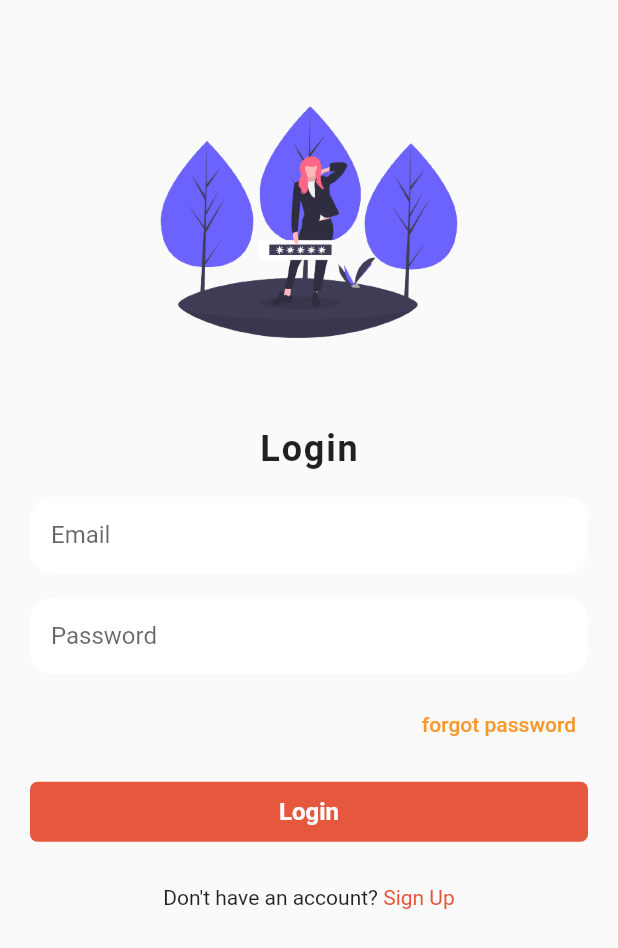
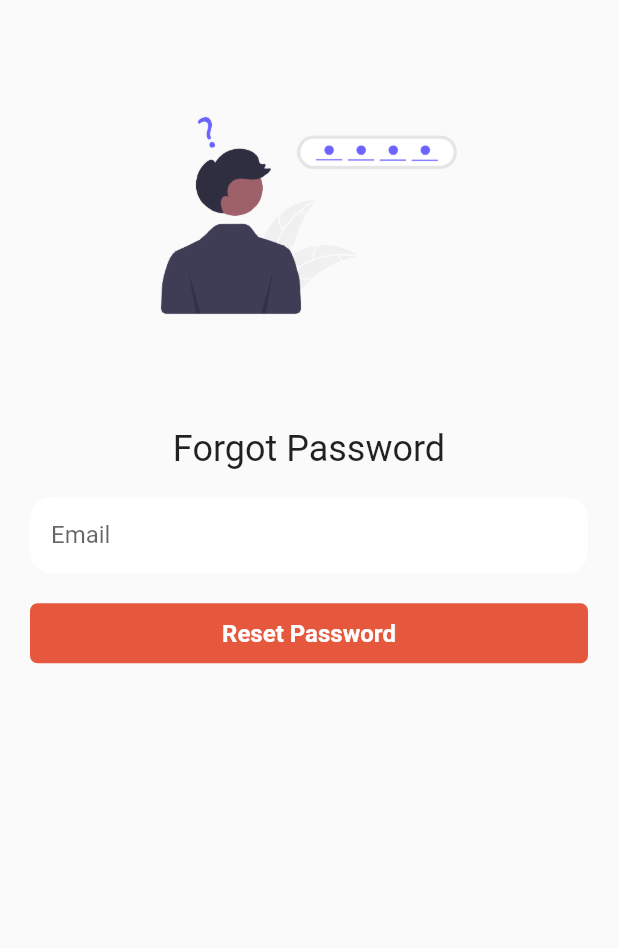
Before and after one commit to RCharlotte/courses_app, a Flutter app: the screen it shows after launch, after a tap on "forgot password", on a phone screen of 412 x 824 dp. Shown: the top 948 px of the screen. Run offline on Flutter 3.47's test engine with Material 2 defaults, Android fonts, the phone set to English and light mode, and no system bars; our stand-ins replace get; missing offline and left inert: dart:html.

Commit message:
commit 2

```diff
--- a/lib/ui/forgot_pass.dart
+++ b/lib/ui/forgot_pass.dart
@@ -0,0 +1,77 @@
+import 'package:flutter/material.dart';
+import 'package:get/get.dart';
+
+import 'widgets/btn.dart';
+import 'widgets/txt_field.dart';
+
+class forgotPass extends StatelessWidget {
+  const forgotPass ({ Key? key }) : super(key: key);
+
+  @override
+  Widget build(BuildContext context) {
+    return Scaffold(
+
+      body: Container(
+        width: Get.size.width ,
+        height: MediaQuery.of(context).size.height ,
+        padding: EdgeInsets.all(20) ,
+        child: SingleChildScrollView(
+          child: Column(
+
+            children: [
+
+               //adding image
+              Container(
+                height: Get.size.height *.3,
+                width:  Get.size.height *.3,
+                decoration: BoxDecoration(image: DecorationImage(image: AssetImage("images/forgotpass2.png"))),
+              ),
+
+              //adding space
+
+
+              SizedBox(
+                height: 18,
+                ),
+
+              //Text
+
+              Text("Forgot Password", style: Theme.of(context).textTheme.headline5!.copyWith()),
+
+
+              //adding space
+              SizedBox( height: 18,),
+
+
+              //custom text field
+
+              TxtField(inputType: TextInputType.emailAddress, hintText: "Email", obscureText: false),
+
+
+
+
+
+
+             SizedBox( height: 16,),
+
+            Btn(text: "Reset Password", onPressed: (){
+             // Get.to(()=> ViewCourses());
+
+            }),
+
+            //signup
+            SizedBox( height: 25,),
+
+
+
+            ],
+          ),
+
+          ),
+
+      ),
+
+    );
+
+  }
+}
--- a/lib/ui/login.dart
+++ b/lib/ui/login.dart
@@ -1,5 +1,6 @@
 import 'dart:html';
 
+import 'package:courses_app/ui/forgot_pass.dart';
 import 'package:courses_app/ui/signup.dart';
 import 'package:courses_app/ui/view_courses.dart';
 import 'package:courses_app/ui/widgets/btn.dart';
@@ -66,7 +67,9 @@ class Login extends StatelessWidget {
                     mainAxisAlignment: MainAxisAlignment.end,
 
                     children: [
-                      TextButton(onPressed: (){}, child: Text("forgot password", style: TextStyle(color: Color.fromRGBO(247, 153, 46, 1)),)),
+                      TextButton(onPressed: (){
+                        Get.to(()=> forgotPass());
+                      }, child: Text("forgot password", style: TextStyle(color: Color.fromRGBO(247, 153, 46, 1)),)),
 
               // adding space
               SizedBox( height: 10,),
```
